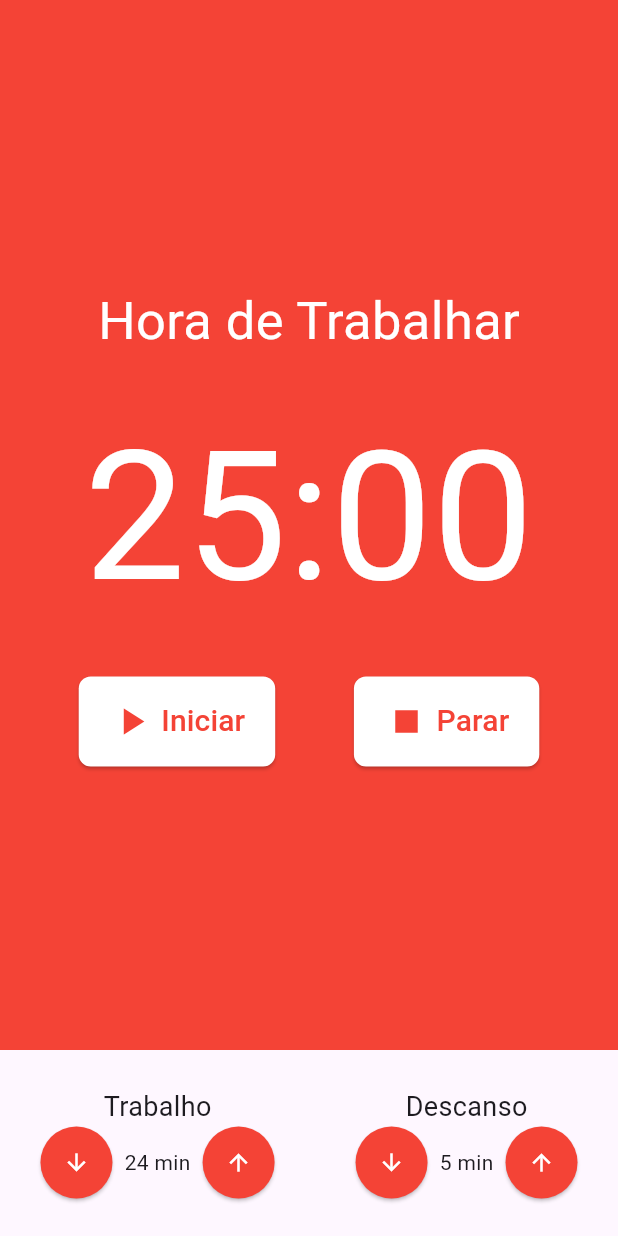
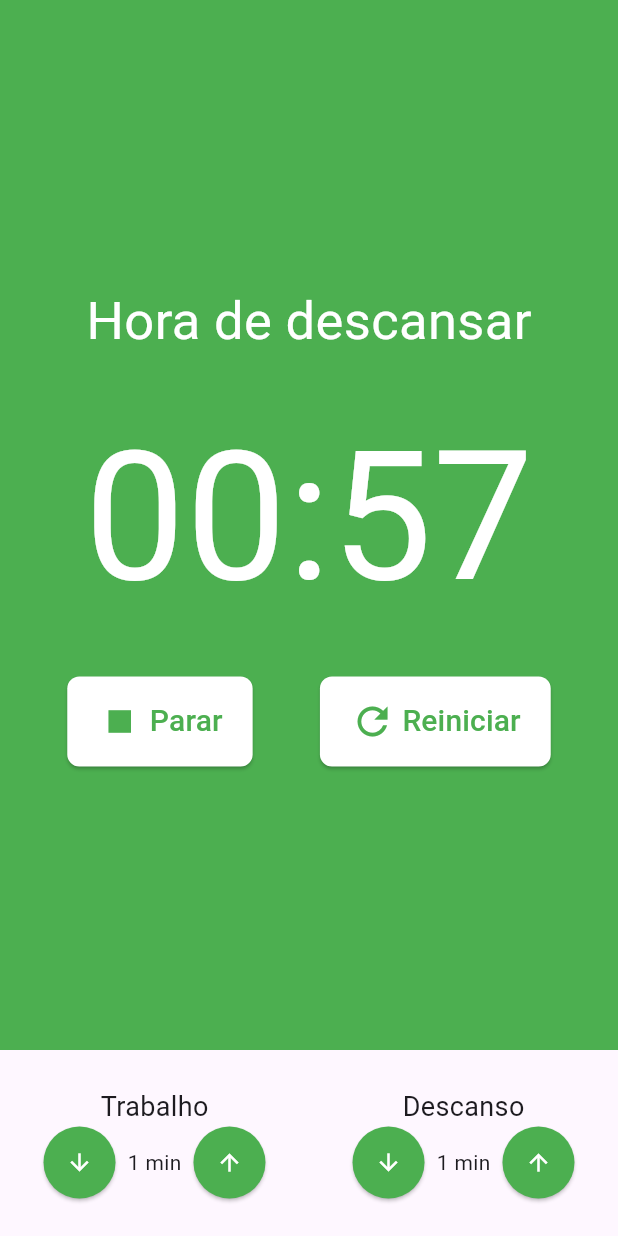
Before and after one commit to alexandre-silvaa/pomodoro, a Flutter app: the screen it shows after launch, after a tap on "Iniciar", on a phone screen of 412 x 824 dp. Run offline on Flutter 3.47's test engine with Material 3 defaults, Android fonts, the phone set to English and light mode, and no system bars; our stand-ins replace flutter_mobx, mobx; generated files the repository leaves out were written again.

Commit message:
feat: timer for rest and work

```diff
--- a/lib/components/TimeEntry.dart
+++ b/lib/components/TimeEntry.dart
@@ -3,6 +3,7 @@ import 'package:flutter/material.dart';
 class TimeEntry extends StatelessWidget {
   final String title;
   final int value;
+  final ColorSwatch color;
   final void Function()? inc;
   final void Function()? dec;
 
@@ -10,6 +11,7 @@ class TimeEntry extends StatelessWidget {
       {super.key,
       required this.title,
       required this.value,
+      required this.color,
       this.inc,
       this.dec});
 
@@ -28,7 +30,7 @@ class TimeEntry extends StatelessWidget {
               style: ElevatedButton.styleFrom(
                   shape: const CircleBorder(),
                   padding: const EdgeInsets.all(15),
-                  backgroundColor: Colors.red),
+                  backgroundColor: color),
               child: const Icon(Icons.arrow_downward, color: Colors.white),
             ),
             Text('$value min'),
@@ -37,7 +39,7 @@ class TimeEntry extends StatelessWidget {
               style: ElevatedButton.styleFrom(
                   shape: const CircleBorder(),
                   padding: const EdgeInsets.all(15),
-                  backgroundColor: Colors.red),
+                  backgroundColor: color),
               child: const Icon(Icons.arrow_upward, color: Colors.white),
             ),
           ],
--- a/lib/components/Timer.dart
+++ b/lib/components/Timer.dart
@@ -1,35 +1,62 @@
 import 'package:flutter/material.dart';
+import 'package:flutter_mobx/flutter_mobx.dart';
 import 'package:pomodoro/components/TimerButton.dart';
+import 'package:pomodoro/store/pomodoro/pomodoro.store.dart';
+import 'package:provider/provider.dart';
 
 class Timer extends StatelessWidget {
   const Timer({super.key});
 
   @override
   Widget build(BuildContext context) {
+    final store = Provider.of<PomodoroStore>(context);
+
+    return Observer(
+      builder: (_) {
+        final color = store.isWorking() ? Colors.red : Colors.green;
         return Container(
-      color: Colors.red,
-      child: const Column(
+          color: color,
+          child: Column(
             mainAxisAlignment: MainAxisAlignment.center,
             children: [
               Text(
-            'Hora de Trabalhar',
-            style: TextStyle(fontSize: 35, color: Colors.white),
+                store.isWorking() ? 'Hora de trabalhar' : 'Hora de descansar',
+                style: const TextStyle(fontSize: 35, color: Colors.white),
               ),
-          SizedBox(height: 20),
+              const SizedBox(height: 20),
               Text(
-            '25:00',
-            style: TextStyle(fontSize: 120, color: Colors.white),
+                '${store.minutes.toString().padLeft(2, '0')}:${store.seconds.toString().padLeft(2, '0')}',
+                style: const TextStyle(fontSize: 120, color: Colors.white),
               ),
-          SizedBox(height: 20),
+              const SizedBox(height: 20),
               Row(
                 mainAxisAlignment: MainAxisAlignment.spaceEvenly,
                 children: [
-              TimerButton(title: 'Iniciar', icon: Icons.play_arrow),
-              TimerButton(title: 'Parar', icon: Icons.stop)
+                  if (!store.started)
+                    TimerButton(
+                      title: 'Iniciar',
+                      icon: Icons.play_arrow,
+                      color: color,
+                      click: store.start,
+                    ),
+                  if (store.started)
+                    TimerButton(
+                        title: 'Parar',
+                        icon: Icons.stop,
+                        color: color,
+                        click: store.stop),
+                  TimerButton(
+                    title: 'Reiniciar',
+                    icon: Icons.refresh,
+                    color: color,
+                    click: store.stop,
+                  )
                 ],
               )
             ],
           ),
         );
+      },
+    );
   }
 }
--- a/lib/components/TimerButton.dart
+++ b/lib/components/TimerButton.dart
@@ -3,13 +3,20 @@ import 'package:flutter/material.dart';
 class TimerButton extends StatelessWidget {
   final String title;
   final IconData icon;
+  final ColorSwatch color;
+  final void Function()? click;
 
-  const TimerButton({super.key, required this.title, required this.icon});
+  const TimerButton(
+      {super.key,
+      required this.title,
+      required this.icon,
+      required this.color,
+      this.click});
 
   @override
   Widget build(BuildContext context) {
     return ElevatedButton(
-      onPressed: () {},
+      onPressed: click,
       style: ElevatedButton.styleFrom(
         backgroundColor: Colors.white,
         padding: const EdgeInsets.symmetric(horizontal: 20, vertical: 15),
@@ -22,13 +29,13 @@ class TimerButton extends StatelessWidget {
           Icon(
             icon,
             size: 30,
-            color: Colors.red,
+            color: color,
           ),
           const SizedBox(width: 5),
           Text(
             title,
-            style: const TextStyle(
-                color: Colors.red, fontSize: 20, fontWeight: FontWeight.w500),
+            style: TextStyle(
+                color: color, fontSize: 20, fontWeight: FontWeight.w500),
           ),
         ],
       ),
--- a/lib/pages/Pomodoro.dart
+++ b/lib/pages/Pomodoro.dart
@@ -18,26 +18,33 @@ class Pomodoro extends StatelessWidget {
         children: [
           const Expanded(child: Timer()),
           Padding(
-              padding: const EdgeInsets.symmetric(vertical: 25),
-              child: Observer(
-                builder: (_) => Row(
+            padding: const EdgeInsets.symmetric(vertical: 25),
+            child: Observer(
+              builder: (_) {
+                final color = store.isWorking() ? Colors.red : Colors.green;
+
+                return Row(
                   mainAxisAlignment: MainAxisAlignment.spaceAround,
                   children: [
                     TimeEntry(
                       title: 'Trabalho',
                       value: store.workTime,
-                      inc: () => store.incrementTime('work'),
-                      dec: () => store.decrementTime('work'),
+                      color: color,
+                      inc: () => store.incrementTime(TypeInterval.work),
+                      dec: () => store.decrementTime(TypeInterval.work),
                     ),
                     TimeEntry(
                       title: 'Descanso',
-                      value: store.breakTime,
-                      inc: () => store.incrementTime('break'),
-                      dec: () => store.decrementTime('break'),
+                      value: store.restTime,
+                      color: color,
+                      inc: () => store.incrementTime(TypeInterval.rest),
+                      dec: () => store.decrementTime(TypeInterval.rest),
                     )
                   ],
-                ),
-              ))
+                );
+              },
+            ),
+          )
         ],
       ),
     );
--- a/lib/store/pomodoro/pomodoro.store.dart
+++ b/lib/store/pomodoro/pomodoro.store.dart
@@ -1,25 +1,80 @@
+import 'dart:async';
+
 import 'package:mobx/mobx.dart';
 
 part 'pomodoro.store.g.dart';
 
 class PomodoroStore = _PomodoroStore with _$PomodoroStore;
 
+enum TypeInterval { work, rest }
+
 abstract class _PomodoroStore with Store {
   @observable
-  int workTime = 25;
+  bool started = false;
+  @observable
+  int minutes = 2;
+  @observable
+  int seconds = 0;
+  @observable
+  int workTime = 2;
+  @observable
+  int restTime = 1;
+  @observable
+  TypeInterval typeInterval = TypeInterval.work;
 
-  @observable
-  int breakTime = 5;
+  Timer? timer;
 
   @action
-  void incrementTime(String type) {
-    if (type == 'work') workTime++;
-    if (type == 'break') breakTime++;
+  void start() {
+    started = true;
+    timer = Timer.periodic(const Duration(milliseconds: 10), (timer) {
+      if (minutes == 0 && seconds == 0) {
+        _changeInterval();
+      }
+      if (minutes > 0 && seconds == 0) {
+        seconds = 59;
+        minutes--;
+      }
+      if (seconds > 0) {
+        seconds--;
+      }
+    });
   }
 
   @action
-  void decrementTime(String type) {
-    if (type == 'work') workTime--;
-    if (type == 'break') breakTime--;
+  void stop() {
+    started = false;
+    timer?.cancel();
+  }
+
+  @action
+  void incrementTime(TypeInterval type) {
+    if (type == TypeInterval.work) workTime++;
+    if (type == TypeInterval.rest) restTime++;
+  }
+
+  @action
+  void decrementTime(TypeInterval type) {
+    if (type == TypeInterval.work) workTime--;
+    if (type == TypeInterval.rest) restTime--;
+  }
+
+  bool isWorking() {
+    return typeInterval == TypeInterval.work;
+  }
+
+  void _changeInterval() {
+    seconds = 0;
+
+    if (isWorking()) {
+      typeInterval = TypeInterval.rest;
+      minutes = restTime;
+      return;
+    }
+    if (!isWorking()) {
+      typeInterval = TypeInterval.work;
+      minutes = workTime;
+      return;
+    }
   }
 }
```
Also changed, not shown: lib/store/pomodoro/pomodoro.store.g.dart. Lines whose indentation alone changed are shown as unchanged.
